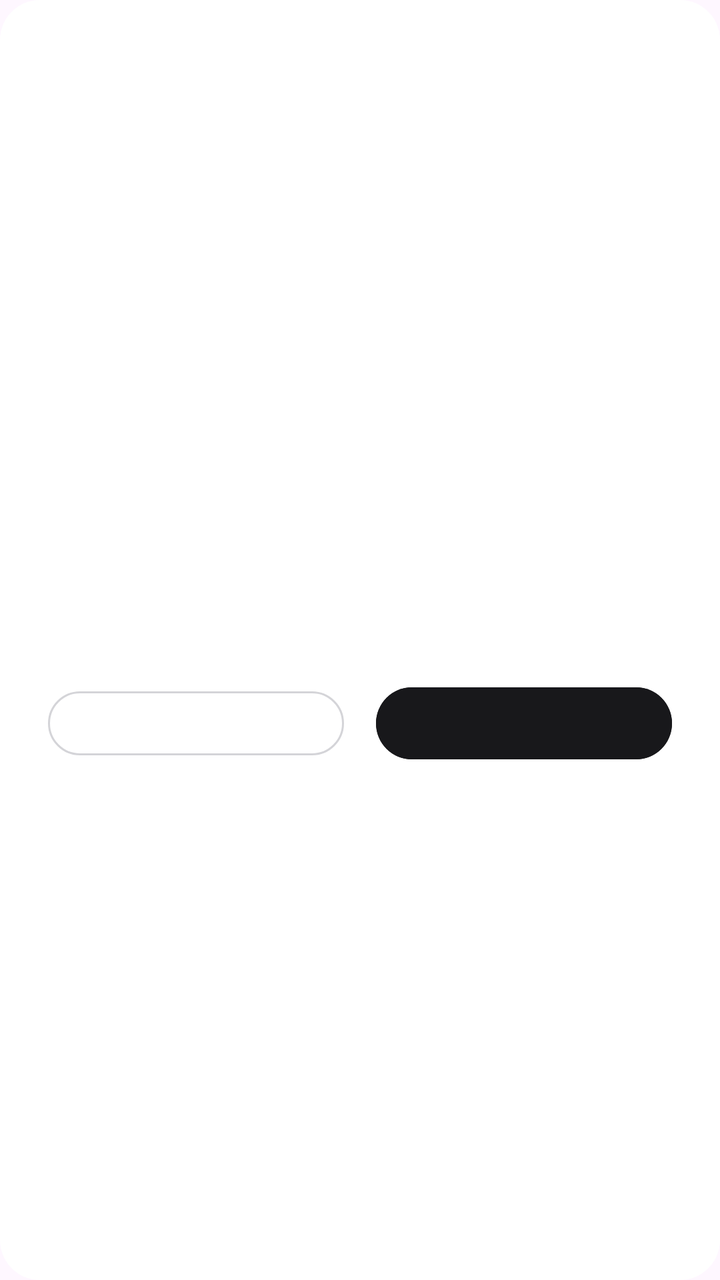
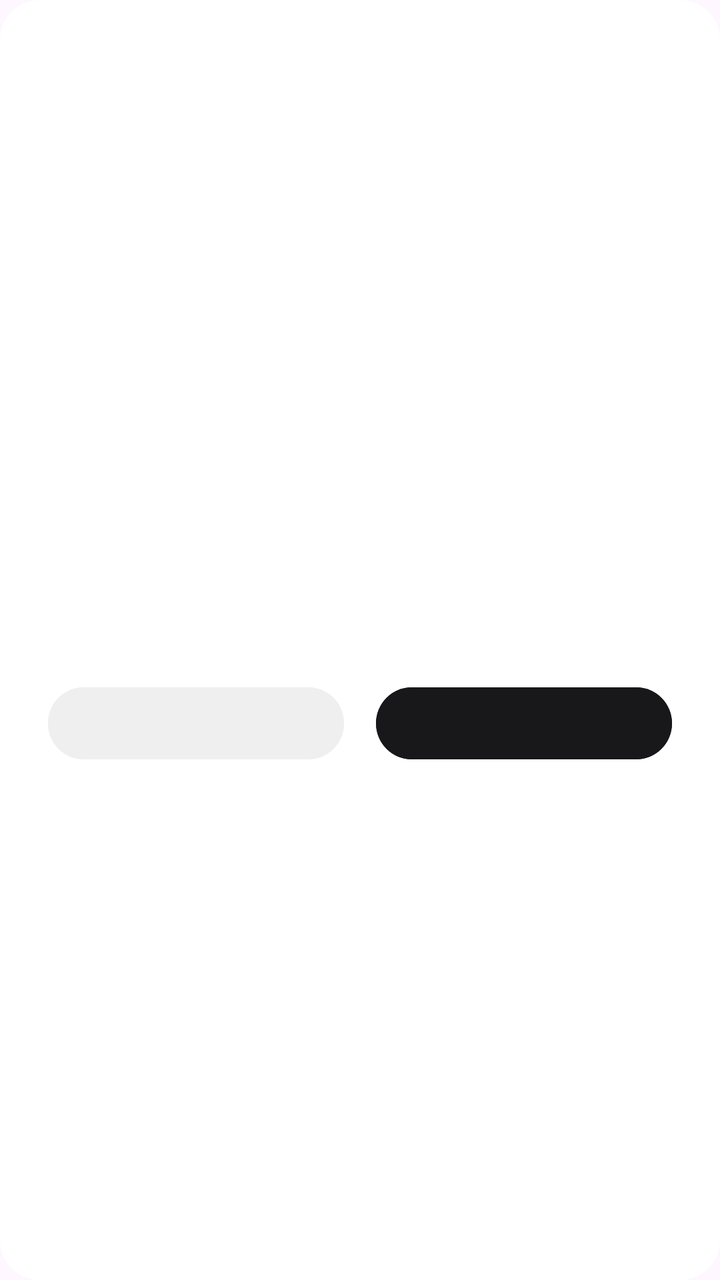

Two renders of the same Android screen: before a commit and after it. Below are the layout's source before the change and the commit's diff.
<!-- AndroidManifest.xml: application theme Theme.Travel -->
<!-- res/layout/dialog_confirm.xml -->
<?xml version="1.0" encoding="utf-8"?>
<androidx.constraintlayout.widget.ConstraintLayout xmlns:android="http://schemas.android.com/apk/res/android"
    xmlns:app="http://schemas.android.com/apk/res-auto"
    android:layout_width="match_parent"
    android:layout_height="wrap_content"
    android:background="@drawable/bg_dialog"
    android:padding="24dp">

    <TextView
        android:id="@+id/dialogTitle"
        android:layout_width="0dp"
        android:layout_height="wrap_content"
        android:textSize="24sp"
        android:textStyle="normal"
        android:textColor="#000000"
        android:letterSpacing="0"
        android:lineHeight="32dp"
        android:fontFamily="@font/mont_heavy"
        app:layout_constraintTop_toTopOf="parent"
        app:layout_constraintStart_toStartOf="parent"
        app:layout_constraintEnd_toEndOf="parent" />

    <TextView
        android:id="@+id/dialogMessage"
        android:layout_width="0dp"
        android:layout_height="wrap_content"
        android:layout_marginTop="8dp"
        android:textSize="14sp"
        android:textColor="#71717A"
        android:fontFamily="@font/mont_bold"
        app:layout_constraintTop_toBottomOf="@id/dialogTitle"
        app:layout_constraintStart_toStartOf="parent"
        app:layout_constraintEnd_toEndOf="parent" />

    <com.google.android.material.button.MaterialButton
        android:id="@+id/dialogNegativeButton"
        style="@style/Widget.MaterialComponents.Button.OutlinedButton"
        android:layout_width="0dp"
        android:layout_height="44dp"
        android:layout_marginTop="24dp"
        android:layout_marginEnd="8dp"
        android:textColor="#71717A"
        android:textSize="14sp"
        android:textAllCaps="false"
        android:letterSpacing="0"
        app:strokeColor="#D4D4D8"
        app:strokeWidth="1dp"
        android:fontFamily="@font/mont_bold"
        app:shapeAppearanceOverlay="@style/ShapeAppearanceOverlay.Circle"
        app:layout_constraintTop_toBottomOf="@id/dialogMessage"
        app:layout_constraintStart_toStartOf="parent"
        app:layout_constraintEnd_toStartOf="@id/dialogPositiveButton"
        app:layout_constraintBottom_toBottomOf="parent" />

    <com.google.android.material.button.MaterialButton
        android:id="@+id/dialogPositiveButton"
        android:layout_width="0dp"
        android:layout_height="44dp"
        android:layout_marginTop="24dp"
        android:layout_marginStart="8dp"
        android:backgroundTint="@color/button_primary"
        android:textColor="#FFFFFF"
        android:textSize="14sp"
        android:textAllCaps="false"
        android:letterSpacing="0"
        android:fontFamily="@font/mont_bold"
        app:shapeAppearanceOverlay="@style/ShapeAppearanceOverlay.Circle"
        app:layout_constraintTop_toBottomOf="@id/dialogMessage"
        app:layout_constraintStart_toEndOf="@id/dialogNegativeButton"
        app:layout_constraintEnd_toEndOf="parent"
        app:layout_constraintBottom_toBottomOf="parent" />

</androidx.constraintlayout.widget.ConstraintLayout>
<!-- resources referenced by this layout -->
<resources>
  <color name="button_primary">#FF18181B</color>
  <!-- drawable bg_dialog (drawable) -->
  <?xml version="1.0" encoding="utf-8"?>
  <shape xmlns:android="http://schemas.android.com/apk/res/android">
      <solid android:color="#FFFFFF" />
      <corners android:radius="20dp" />
  </shape>
  <style name="ShapeAppearanceOverlay.Circle" parent="">
          <item name="cornerSize">50%</item>
      </style>
  <style name="Theme.Travel" parent="Theme.Material3.DayNight.NoActionBar">
          <item name="colorPrimary">#2196F3</item>
          <item name="colorOnPrimary">@android:color/white</item>
      </style>
</resources>

<!-- the commit's change to res/layout/dialog_confirm.xml (unified diff, before → after) -->
@@ -12,7 +12,7 @@
         android:layout_height="wrap_content"
         android:textSize="24sp"
         android:textStyle="normal"
-        android:textColor="#000000"
+        android:textColor="@color/text_primary"
         android:letterSpacing="0"
         android:lineHeight="32dp"
         android:fontFamily="@font/mont_heavy"
@@ -26,7 +26,7 @@
         android:layout_height="wrap_content"
         android:layout_marginTop="8dp"
         android:textSize="14sp"
-        android:textColor="#71717A"
+        android:textColor="@color/text_muted"
         android:fontFamily="@font/mont_bold"
         app:layout_constraintTop_toBottomOf="@id/dialogTitle"
         app:layout_constraintStart_toStartOf="parent"
@@ -34,17 +34,15 @@
 
     <com.google.android.material.button.MaterialButton
         android:id="@+id/dialogNegativeButton"
-        style="@style/Widget.MaterialComponents.Button.OutlinedButton"
         android:layout_width="0dp"
         android:layout_height="44dp"
         android:layout_marginTop="24dp"
         android:layout_marginEnd="8dp"
-        android:textColor="#71717A"
+        android:backgroundTint="@color/button_secondary"
+        android:textColor="@color/button_secondary_text"
         android:textSize="14sp"
         android:textAllCaps="false"
         android:letterSpacing="0"
-        app:strokeColor="#D4D4D8"
-        app:strokeWidth="1dp"
         android:fontFamily="@font/mont_bold"
         app:shapeAppearanceOverlay="@style/ShapeAppearanceOverlay.Circle"
         app:layout_constraintTop_toBottomOf="@id/dialogMessage"
@@ -59,7 +57,7 @@
         android:layout_marginTop="24dp"
         android:layout_marginStart="8dp"
         android:backgroundTint="@color/button_primary"
-        android:textColor="#FFFFFF"
+        android:textColor="@color/button_primary_text"
         android:textSize="14sp"
         android:textAllCaps="false"
         android:letterSpacing="0"
<!-- resource entries referenced after the edit -->
@@ -1,6 +1,11 @@
 <!-- resources referenced by this layout -->
 <resources>
   <color name="button_primary">#FF18181B</color>
+  <color name="button_primary_text">#FFFFFFFF</color>
+  <color name="button_secondary">#FFEFEFEF</color>
+  <color name="button_secondary_text">#FF000000</color>
+  <color name="text_muted">#FF71717A</color>
+  <color name="text_primary">#FF18181B</color>
   <!-- drawable bg_dialog (drawable) -->
   <?xml version="1.0" encoding="utf-8"?>
   <shape xmlns:android="http://schemas.android.com/apk/res/android">
